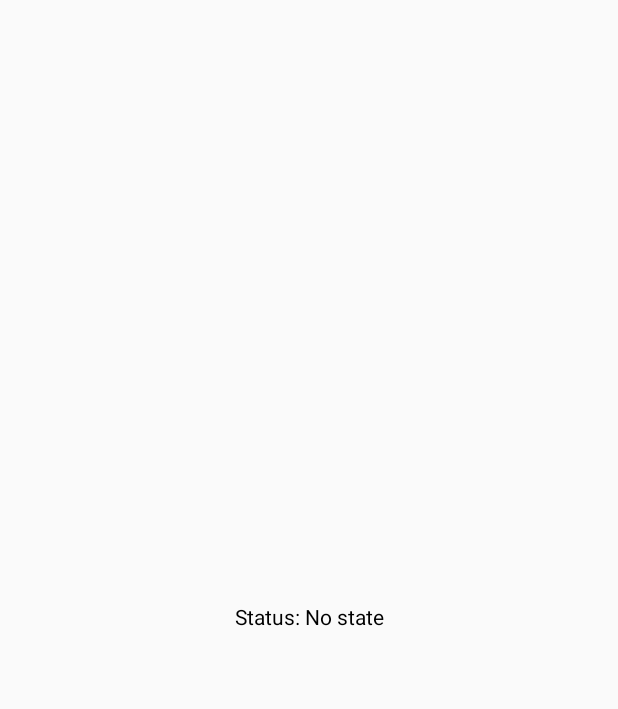
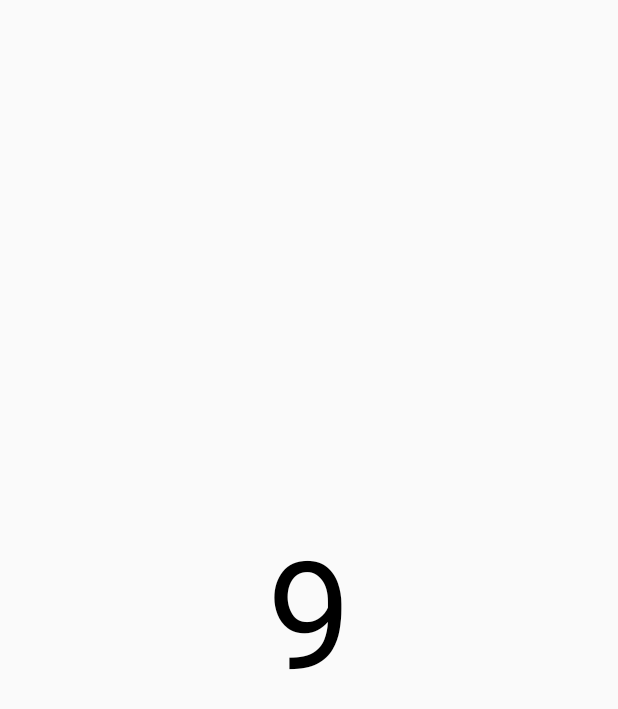
Before and after one commit to nikhilsutar123/ComposeApp, an Android app built with Jetpack Compose: the screen it shows after launch (MainActivity), on a phone screen of 412 x 824 dp. Before the commit the part shown is almost empty. Shown: the top 709 px of the screen. Run offline under Robolectric (Android 15) with nearby library versions, the phone set to English and light mode, and no system bars.

Commit message:
practice produceState & SideEffect

```diff
--- a/app/src/main/java/com/example/composeapp/MainActivity.kt
+++ b/app/src/main/java/com/example/composeapp/MainActivity.kt
@@ -25,13 +25,60 @@ import androidx.compose.runtime.*
 import androidx.compose.ui.Alignment
 import androidx.compose.ui.Modifier
 import androidx.compose.ui.platform.LocalContext
+import androidx.compose.ui.text.TextStyle
 import androidx.compose.ui.unit.dp
+import androidx.compose.ui.unit.sp
+import kotlinx.coroutines.delay
+
 
 class MainActivity : ComponentActivity() {
     override fun onCreate(savedInstanceState: Bundle?) {
         super.onCreate(savedInstanceState)
         setContent {
-           AirplaneModeScreen()
+            val value = produceStateDemo(count = 10)
+
+            Column(
+                modifier = Modifier.fillMaxSize(),
+                horizontalAlignment = Alignment.CenterHorizontally,
+                verticalArrangement = Arrangement.Center
+            ) {
+                Text(text = "${value.value}", style = TextStyle(fontSize = 100.sp))
+            }
+        }
+    }
+
+    @Composable
+    fun produceStateDemo(count: Int): State<Int> {
+        return produceState(initialValue = 1) {
+            while (value < count) {
+                delay(1000L)
+                value++
+            }
+        }
+    }
+
+    @Composable
+    fun WithSideEffect() {
+        val count = remember {
+            mutableIntStateOf(0)
+        }
+        SideEffect {
+            Log.d("with Outer side effect", "count is ${count.intValue}")
+        }
+        Column(
+            modifier = Modifier.fillMaxSize(),
+            horizontalAlignment = Alignment.CenterHorizontally,
+            verticalArrangement = Arrangement.Center
+        ) {
+            Button(onClick = { count.intValue++ }) {
+                Text("tap me!")
+                SideEffect {
+                    // Called on every recomposition
+                    Log.d("with Inner side effect", "count is ${count.intValue}")
+                }
+            }
+            Spacer(modifier = Modifier.height(10.dp))
+            Text("count ${count.intValue}")
         }
     }
 
@@ -79,7 +126,7 @@ class MainActivity : ComponentActivity() {
         DisposableEffect(key1 = true) {
             Log.d("disposable", "AirplaneModeScreen:entered DisposableEffect...")
             val intentFilter = IntentFilter(Intent.ACTION_AIRPLANE_MODE_CHANGED)
-            context.applicationContext.registerReceiver(broadcastReceiver,intentFilter)
+            context.applicationContext.registerReceiver(broadcastReceiver, intentFilter)
             Log.d("disposable", "AirplaneModeScreen: broadcast registered")
             onDispose {
                 context.applicationContext.unregisterReceiver(broadcastReceiver)
```
